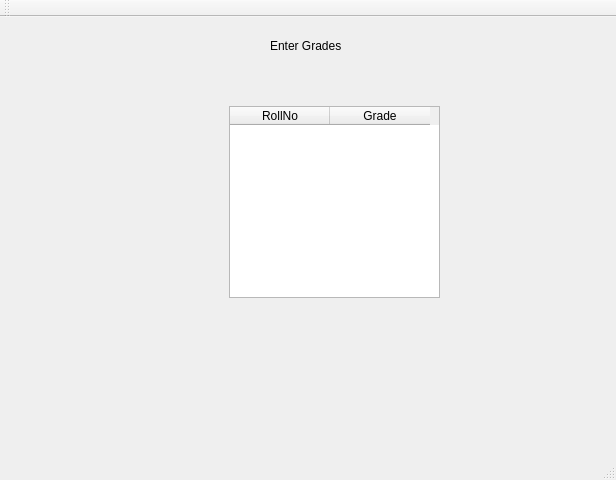
The window that mainwindow.ui (harshitgupta1337/UDIS) describes before a commit, drawn with Qt 5.
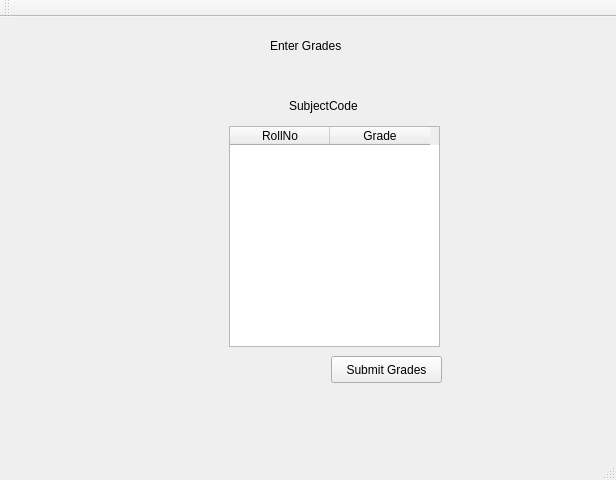
The same window after the commit. The open tabs and pages were chosen to show the change.

Commit message: Grades successfully submitted

What changed in the file:
```diff
--- a/mainwindow.ui
+++ b/mainwindow.ui
@@ -1111,9 +1111,9 @@
       <property name="geometry">
        <rect>
         <x>59</x>
-        <y>99</y>
+        <y>79</y>
         <width>521</width>
-        <height>301</height>
+        <height>321</height>
        </rect>
       </property>
       <property name="currentIndex">
@@ -1161,9 +1161,9 @@
         <property name="geometry">
          <rect>
           <x>170</x>
-          <y>0</y>
+          <y>40</y>
           <width>211</width>
-          <height>192</height>
+          <height>221</height>
          </rect>
         </property>
         <column>
@@ -1177,6 +1177,32 @@
          </property>
         </column>
        </widget>
+       <widget class="QPushButton" name="EnterGradesSubmitGradesButton">
+        <property name="geometry">
+         <rect>
+          <x>272</x>
+          <y>270</y>
+          <width>111</width>
+          <height>27</height>
+         </rect>
+        </property>
+        <property name="text">
+         <string>Submit Grades</string>
+        </property>
+       </widget>
+       <widget class="QLabel" name="EnterGradesSubjectCodeLabel_2">
+        <property name="geometry">
+         <rect>
+          <x>230</x>
+          <y>10</y>
+          <width>101</width>
+          <height>20</height>
+         </rect>
+        </property>
+        <property name="text">
+         <string>SubjectCode</string>
+        </property>
+       </widget>
       </widget>
      </widget>
     </widget>
```
Left out of the diff: 2 changed lines with no effect on the pictures. The commit also changes 7 other files.
